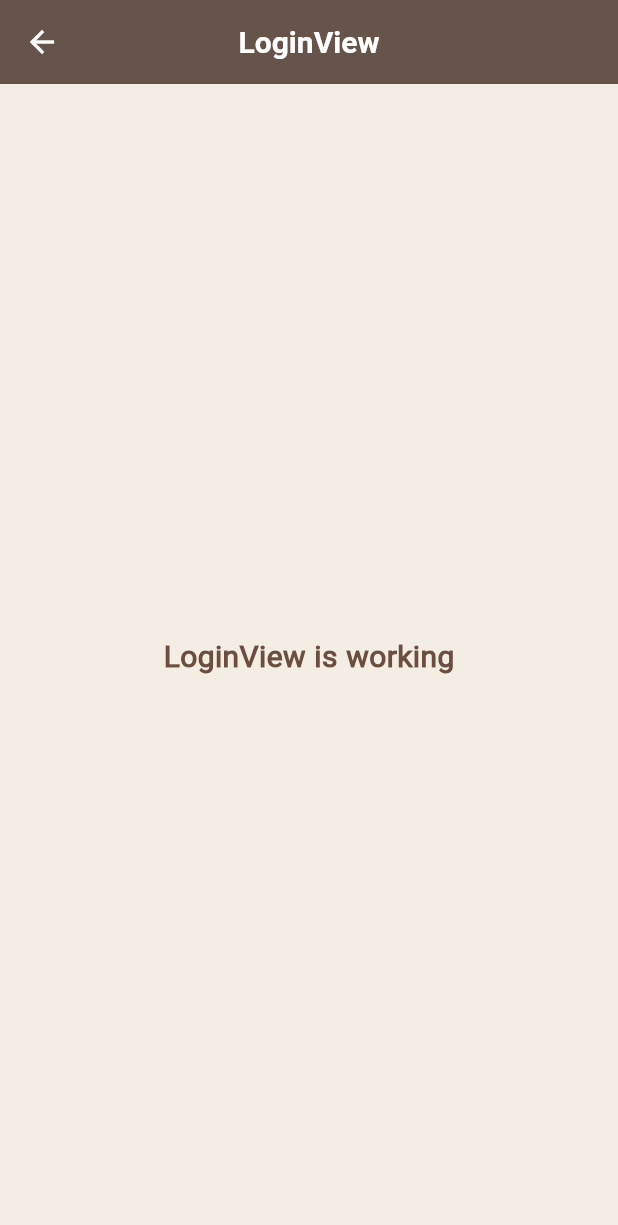
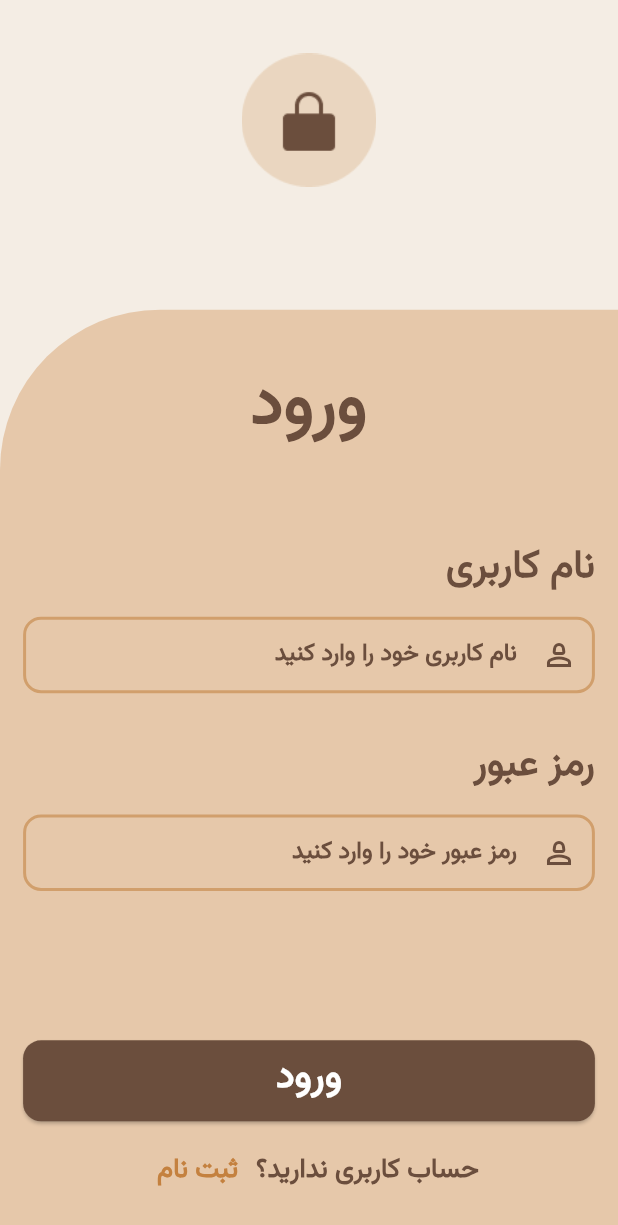
Before and after one commit to yk-254/coffee_store_app, a Flutter app: the LoginView screen opened by its route, on a phone screen of 412 x 824 dp. Shown: the top 1225 px of the screen. Run offline on Flutter 3.47's test engine with Material 3 defaults, Android fonts, the phone set to English and light mode, and no system bars; our stand-ins replace flutter_screenutil, get.

Commit message:
deployed login page

```diff
--- a/lib/app/modules/auth/login/views/login_view.dart
+++ b/lib/app/modules/auth/login/views/login_view.dart
@@ -1,7 +1,10 @@
+import 'package:coffee_store_app/app/theme/app_theme.dart';
 import 'package:flutter/material.dart';
+import 'package:flutter_screenutil/flutter_screenutil.dart';
 
 import 'package:get/get.dart';
 
+import '../../widgets/form_tile.dart';
 import '../controllers/login_controller.dart';
 
 class LoginView extends GetView<LoginController> {
@@ -9,14 +12,106 @@ class LoginView extends GetView<LoginController> {
   @override
   Widget build(BuildContext context) {
     return Scaffold(
-      appBar: AppBar(
-        title: const Text('LoginView'),
-        centerTitle: true,
-      ),
-      body: const Center(
-        child: Text(
-          'LoginView is working',
-          style: TextStyle(fontSize: 20),
+      body: Center(
+        child: SingleChildScrollView(
+          child: Column(
+            crossAxisAlignment: CrossAxisAlignment.center,
+            mainAxisSize: MainAxisSize.min,
+            children: [
+              Padding(
+                padding: EdgeInsets.only(top: 40.h, bottom: 92.h),
+                child: Image.asset(
+                  'assets/icons/lock_icon.png',
+                  height: 100.h,
+                  width: 100.w,
+                ),
+              ),
+              Stack(
+                alignment: Alignment.topCenter,
+                children: [
+                  Container(
+                    width: Get.width,
+                    height: Get.height - 232.h,
+                    decoration: BoxDecoration(
+                      color: AppColors.third,
+                      borderRadius: BorderRadius.only(
+                        topLeft: Radius.circular(120.r),
+                      ),
+                    ),
+                  ),
+                  Column(
+                    crossAxisAlignment: CrossAxisAlignment.center,
+                    mainAxisAlignment: MainAxisAlignment.start,
+                    children: [
+                      Padding(
+                        padding: EdgeInsets.only(top: 40.h, bottom: 50.h),
+                        child: Text(
+                          'ورود',
+                          style: Theme.of(context).textTheme.titleLarge,
+                        ),
+                      ),
+                      Padding(
+                        padding: EdgeInsets.symmetric(
+                          horizontal: 16.w,
+                          vertical: 16.h,
+                        ),
+                        child: FormTile(
+                          direction: TextDirection.rtl,
+                          title: 'نام کاربری',
+                          hint: 'نام کاربری خود را وارد کنید',
+                          icon: Icons.person_2_outlined,
+                        ),
+                      ),
+
+                      Padding(
+                        padding: EdgeInsets.symmetric(
+                          horizontal: 16.w,
+                          vertical: 16.h,
+                        ),
+                        child: FormTile(
+                          direction: TextDirection.ltr,
+                          obsecure: true,
+                          title: 'رمز عبور',
+                          hint: 'رمز عبور خود را وارد کنید',
+                          icon: Icons.person_2_outlined,
+                        ),
+                      ),
+                    ],
+                  ),
+                  Positioned(
+                    bottom: 22.h,
+                    left: 16.w,
+                    right: 16.w,
+                    child: Column(
+                      children: [
+                        SizedBox(
+                          width: Get.width,
+                          child: ElevatedButton(
+                            onPressed: () {},
+                            child: Text('ورود'),
+                          ),
+                        ),
+                        SizedBox(height: 10.h),
+                        Row(
+                          mainAxisAlignment: MainAxisAlignment.center,
+                          children: [
+                            TextButton(
+                              onPressed: () {},
+                              child: Text('ثبت نام'),
+                            ),
+                            Text(
+                              'حساب کاربری ندارید؟',
+                              style: Theme.of(context).textTheme.bodyLarge,
+                            ),
+                          ],
+                        ),
+                      ],
+                    ),
+                  ),
+                ],
+              ),
+            ],
+          ),
         ),
       ),
     );
--- /dev/null
+++ b/lib/app/modules/auth/widgets/form_tile.dart
@@ -0,0 +1,46 @@
+import 'package:flutter/material.dart';
+import 'package:flutter_screenutil/flutter_screenutil.dart';
+
+import '../../../theme/app_theme.dart';
+
+class FormTile extends StatelessWidget {
+  final String title;
+  final String hint;
+  final IconData icon;
+  final bool obsecure;
+  final TextDirection direction;
+
+  const FormTile({
+    super.key,
+    required this.title,
+    required this.hint,
+    required this.icon,
+    required this.direction,
+    this.obsecure = false,
+  });
+
+  @override
+  Widget build(BuildContext context) {
+    return Column(
+      crossAxisAlignment: CrossAxisAlignment.end,
+      children: [
+        Text(
+          title,
+          textAlign: TextAlign.right,
+          style: Theme.of(context).textTheme.titleMedium,
+        ),
+        SizedBox(height: 15.h),
+        TextField(
+          obscureText: obsecure,
+          textDirection: direction,
+          cursorColor: AppColors.text,
+          style: Theme.of(context).textTheme.bodyMedium,
+          decoration: InputDecoration(
+            hint: Text(hint, textDirection: TextDirection.rtl),
+            suffixIcon: Icon(icon, color: AppColors.text),
+          ),
+        ),
+      ],
+    );
+  }
+}
```
Also changed, not shown: lib/app/modules/auth/register/views/register_view.dart (+4 -44 lines), lib/app/modules/home/views/home_view.dart (+15 -5 lines), lib/app/theme/app_theme.dart (+13 -2 lines).
